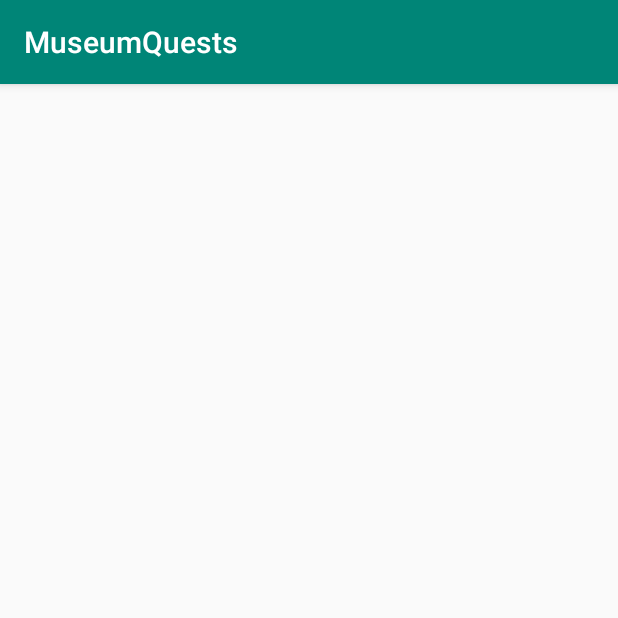
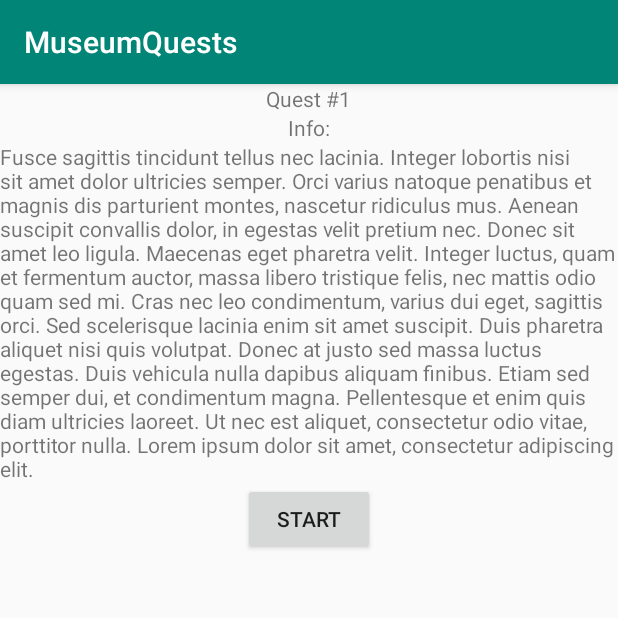
Before and after one commit to Mathless/MuseumQuests, an Android app: the QuestInfo screen opened directly, with no data from a screen before it, on a phone screen of 412 x 824 dp, the top half of it. Run offline under Robolectric (Android 15) with nearby library versions, the phone set to English and light mode, and no system bars; libraries missing offline, so code that uses them is left out: com.example.

Commit message:
Прототип questionInfo и Questions

```diff
--- a/app/src/main/AndroidManifest.xml
+++ b/app/src/main/AndroidManifest.xml
@@ -14,6 +14,7 @@
         <activity android:name=".Question">
         </activity>
         <activity android:name=".QuestInfo">
+
         </activity>
         <activity android:name=".QuestList">
         </activity>
--- a/app/src/main/java/com/example/MuseumQuests/QuestInfo.kt
+++ b/app/src/main/java/com/example/MuseumQuests/QuestInfo.kt
@@ -1,12 +1,23 @@
 package com.example.MuseumQuests
 
+import android.content.Intent
 import android.support.v7.app.AppCompatActivity
 import android.os.Bundle
+import kotlinx.android.synthetic.main.activity_quest_info.*
 
 class QuestInfo : AppCompatActivity() {
 
     override fun onCreate(savedInstanceState: Bundle?) {
         super.onCreate(savedInstanceState)
         setContentView(R.layout.activity_quest_info)
+
+
+        //Переход к вопросам, т.е. к самому квесту
+            button_start.setOnClickListener {
+                val intent = Intent(this, Question::class.java)
+
+                startActivity(intent)
+            }
+
     }
 }
--- a/app/src/main/res/layout/activity_quest_info.xml
+++ b/app/src/main/res/layout/activity_quest_info.xml
@@ -1,5 +1,5 @@
 <?xml version="1.0" encoding="utf-8"?>
-<android.support.constraint.ConstraintLayout
+<RelativeLayout
         xmlns:android="http://schemas.android.com/apk/res/android"
         xmlns:tools="http://schemas.android.com/tools"
         xmlns:app="http://schemas.android.com/apk/res-auto"
@@ -7,4 +7,39 @@
         android:layout_height="match_parent"
         tools:context=".QuestInfo">
 
-</android.support.constraint.ConstraintLayout>
+    <TextView
+            android:text="@string/questname"
+            android:layout_width="wrap_content"
+            android:layout_height="wrap_content"
+            android:id="@+id/text_questname"
+            android:layout_centerHorizontal="true"/>
+    <TextView
+            android:text="Info:"
+            android:layout_below="@id/text_questname"
+            android:layout_width="wrap_content"
+            android:layout_height="wrap_content"
+            android:id="@+id/text_i"
+            android:layout_centerHorizontal="true"/>
+    <ScrollView
+            android:layout_width="match_parent"
+            android:layout_height="wrap_content"
+            android:id="@+id/scrollView"
+            android:layout_below="@id/text_i"
+            >
+        <LinearLayout android:layout_width="match_parent" android:layout_height="wrap_content"
+                      android:orientation="vertical">
+            <TextView
+                    android:text="@string/questinfo"
+                    android:layout_width="match_parent"
+                    android:layout_height="wrap_content" android:id="@+id/textView"/>
+        </LinearLayout>
+    </ScrollView>
+    <Button
+            android:text="Start"
+            android:layout_width="wrap_content"
+            android:layout_height="wrap_content"
+            android:id="@+id/button_start"
+            android:layout_centerHorizontal="true"
+            android:layout_below="@id/scrollView"/>
+
+</RelativeLayout>
--- a/app/src/main/res/values/strings.xml
+++ b/app/src/main/res/values/strings.xml
@@ -1,3 +1,14 @@
 <resources>
     <string name="app_name">MuseumQuests</string>
+    <string name="questname">Quest #1</string>
+    <string name="questinfo">Fusce sagittis tincidunt tellus nec lacinia. Integer lobortis nisi sit amet dolor ultricies
+        semper. Orci varius natoque penatibus et magnis dis parturient montes, nascetur ridiculus mus. Aenean suscipit
+        convallis dolor, in egestas velit pretium nec. Donec sit amet leo ligula. Maecenas eget pharetra velit. Integer
+        luctus, quam et fermentum auctor, massa libero tristique felis, nec mattis odio quam sed mi. Cras nec leo
+        condimentum, varius dui eget, sagittis orci. Sed scelerisque lacinia enim sit amet suscipit. Duis pharetra
+        aliquet nisi quis volutpat. Donec at justo sed massa luctus egestas. Duis vehicula nulla dapibus aliquam
+        finibus. Etiam sed semper dui, et condimentum magna. Pellentesque et enim quis diam ultricies laoreet. Ut nec
+        est aliquet, consectetur odio vitae, porttitor nulla. Lorem ipsum dolor sit amet, consectetur adipiscing elit.
+    </string>
+    <string name="question">Question</string>
 </resources>
```
Also changed, not shown: app/src/main/java/com/example/MuseumQuests/Question.kt (+31 -0 lines), app/src/main/res/layout/activity_question.xml (+32 -2 lines).
